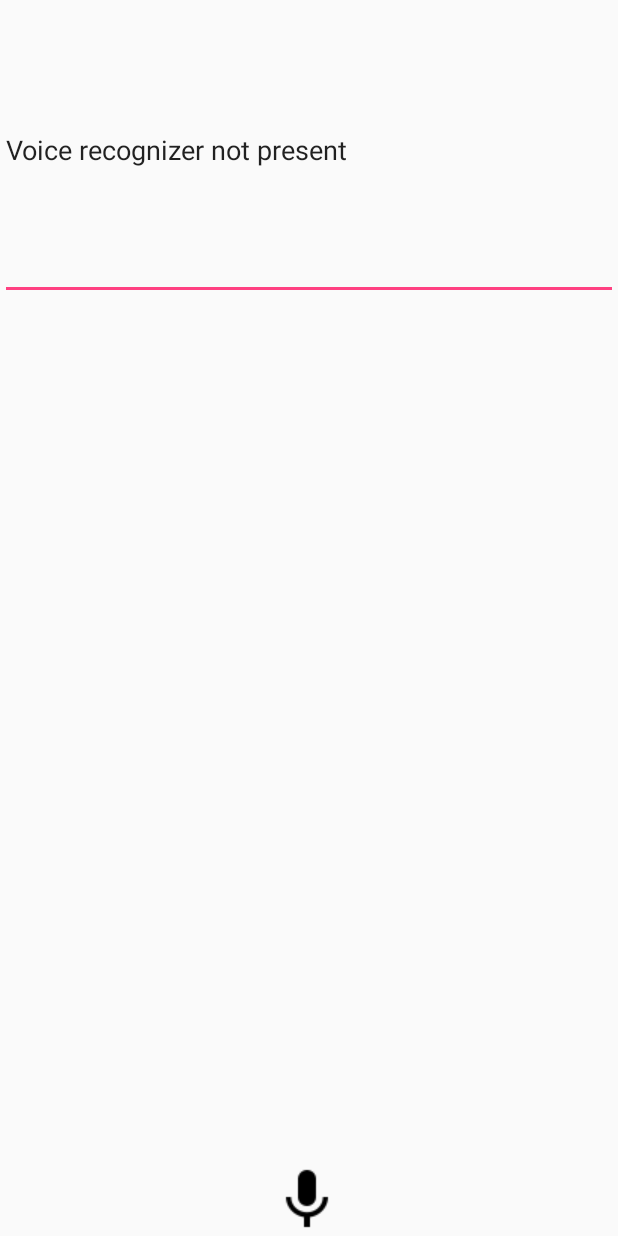
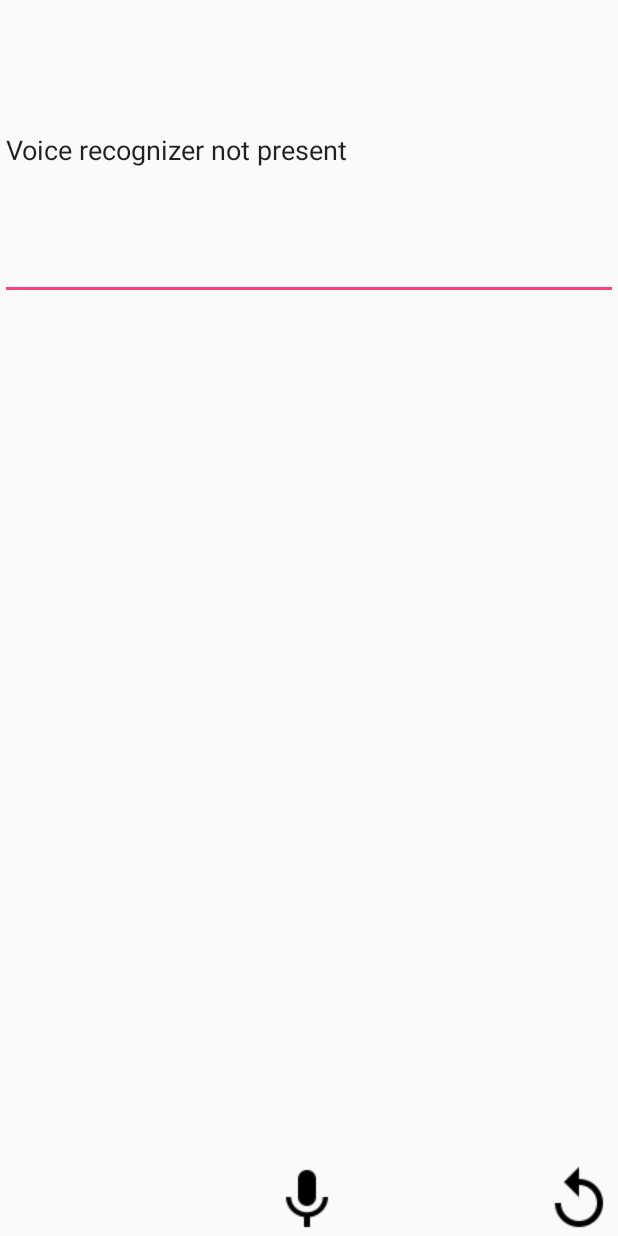
Before and after one commit to IonutBoicu/Voice-Recognition-Ubis, an Android app: the VoiceTextActivity screen opened directly, with no data from a screen before it, on a phone screen of 412 x 824 dp. Run offline under Robolectric (Android 15) with nearby library versions, the light colour scheme and no system bars.

Commit message:
Added Back Button
Each activity gets a back button

```diff
--- a/VoiceRecognition/app/src/main/java/unicredit/voicerecognition/AboutActivity.java
+++ b/VoiceRecognition/app/src/main/java/unicredit/voicerecognition/AboutActivity.java
@@ -1,7 +1,9 @@
 package unicredit.voicerecognition;
 
+import android.content.Intent;
 import android.support.v7.app.AppCompatActivity;
 import android.os.Bundle;
+import android.view.View;
 
 public class AboutActivity extends AppCompatActivity {
 
@@ -10,4 +12,8 @@ public class AboutActivity extends AppCompatActivity {
         super.onCreate(savedInstanceState);
         setContentView(R.layout.activity_about);
     }
+
+    public void goBack(View view) {
+        super.onBackPressed();
+    }
 }
--- a/VoiceRecognition/app/src/main/java/unicredit/voicerecognition/SettingsActivity.java
+++ b/VoiceRecognition/app/src/main/java/unicredit/voicerecognition/SettingsActivity.java
@@ -1,7 +1,9 @@
 package unicredit.voicerecognition;
 
+import android.content.Intent;
 import android.support.v7.app.AppCompatActivity;
 import android.os.Bundle;
+import android.view.View;
 
 public class SettingsActivity extends AppCompatActivity {
 
@@ -10,4 +12,8 @@ public class SettingsActivity extends AppCompatActivity {
         super.onCreate(savedInstanceState);
         setContentView(R.layout.activity_settings);
     }
+
+    public void goBack(View view) {
+        super.onBackPressed();
+    }
 }
--- a/VoiceRecognition/app/src/main/java/unicredit/voicerecognition/TextVoiceActivity.java
+++ b/VoiceRecognition/app/src/main/java/unicredit/voicerecognition/TextVoiceActivity.java
@@ -1,7 +1,9 @@
 package unicredit.voicerecognition;
 
+import android.content.Intent;
 import android.support.v7.app.AppCompatActivity;
 import android.os.Bundle;
+import android.view.View;
 
 public class TextVoiceActivity extends AppCompatActivity {
 
@@ -10,4 +12,8 @@ public class TextVoiceActivity extends AppCompatActivity {
         super.onCreate(savedInstanceState);
         setContentView(R.layout.activity_text_voice);
     }
+
+    public void goBack(View view) {
+        super.onBackPressed();
+    }
 }
--- a/VoiceRecognition/app/src/main/java/unicredit/voicerecognition/VoiceTextActivity.java
+++ b/VoiceRecognition/app/src/main/java/unicredit/voicerecognition/VoiceTextActivity.java
@@ -33,6 +33,10 @@ public class VoiceTextActivity extends Activity{
         edText = (EditText) findViewById(R.id.recTextBox);
         edText.setKeyListener(null);
         checkVoiceRecognition();
+    }
+
+    public void goBack(View view) {
+        super.onBackPressed();
     }
 
     public void checkVoiceRecognition() {
--- a/VoiceRecognition/app/src/main/res/layout/activity_voice_text.xml
+++ b/VoiceRecognition/app/src/main/res/layout/activity_voice_text.xml
@@ -26,6 +26,17 @@
             android:layout_centerHorizontal="true"
             android:enabled="true"
             android:onClick="speak" />
+        <Button
+            android:layout_width="50dp"
+            android:layout_height="wrap_content"
+            android:drawableLeft="@drawable/ic_replay_black_24dp"
+            android:id="@+id/backBtn"
+            android:background="@android:color/transparent"
+            android:layout_alignParentRight="true"
+            android:layout_alignParentBottom="true"
+            android:layout_centerHorizontal="true"
+            android:enabled="true"
+            android:onClick="goBack" />
         <ImageView
             android:layout_above="@id/recButton"
             android:layout_width="fill_parent"
```
Also changed, not shown: VoiceRecognition/app/src/main/res/layout/activity_about.xml (+11 -4 lines), VoiceRecognition/app/src/main/res/layout/activity_settings.xml (+11 -5 lines), VoiceRecognition/app/src/main/res/layout/activity_text_voice.xml (+11 -4 lines), VoiceRecognition/app/src/main/res/drawable/ic_replay_black_24dp.png (added).
